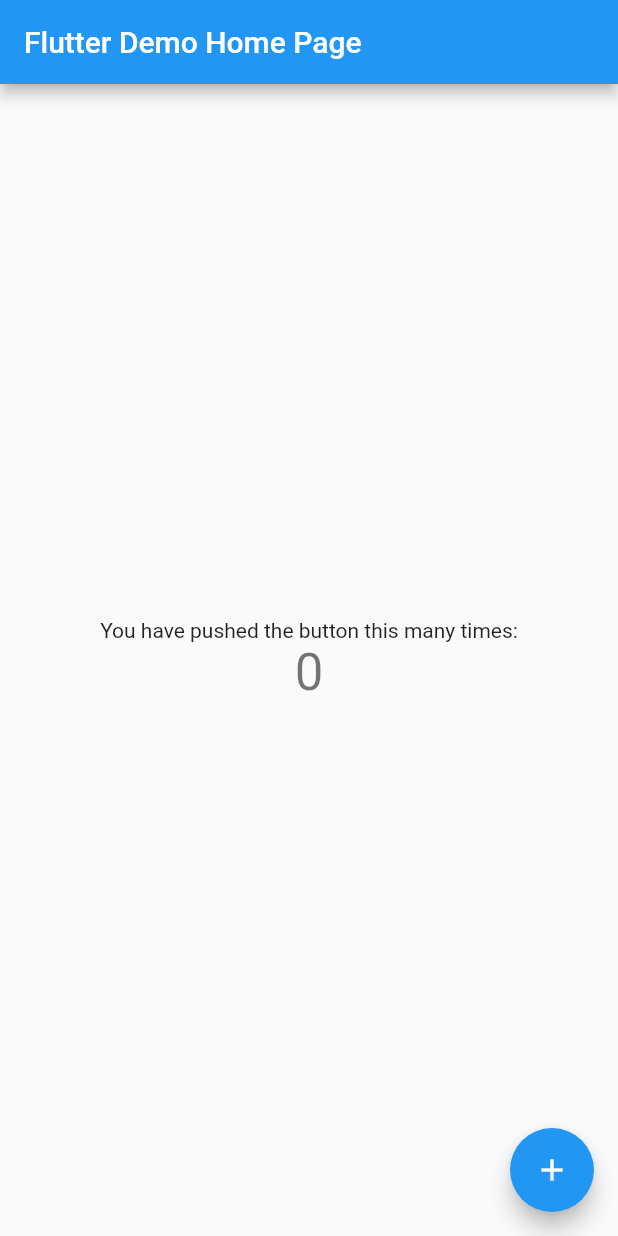
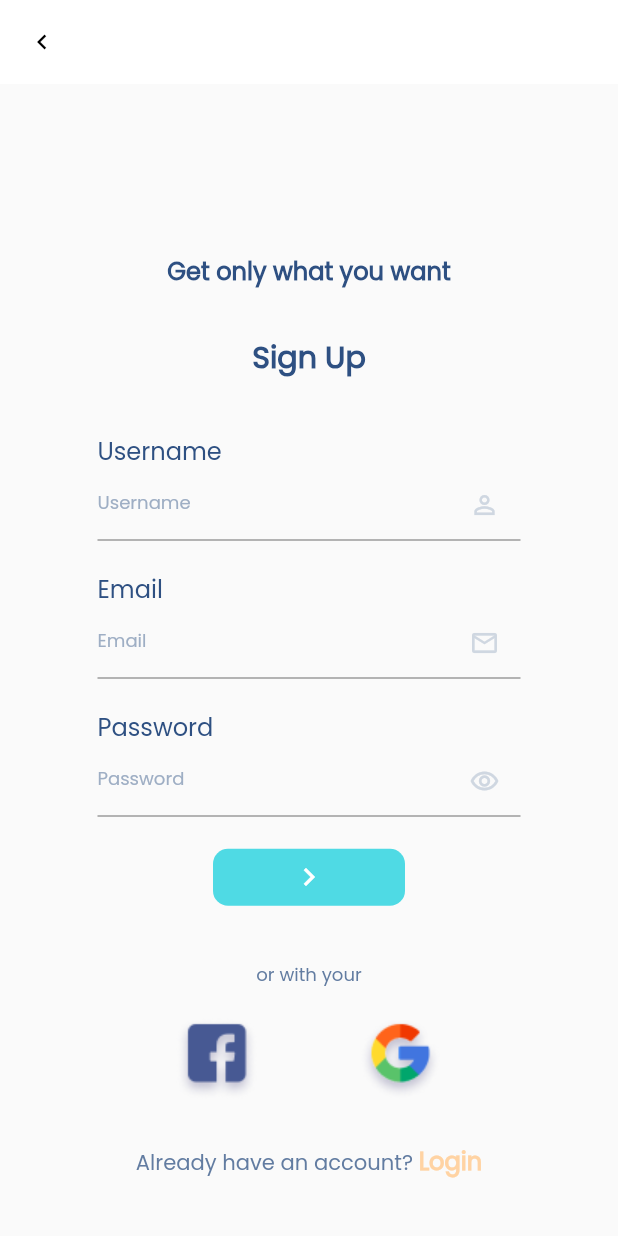
Before and after one commit to S-Sahanii0/news_app, a Flutter app: the screen it shows after launch, on a phone screen of 412 x 824 dp. Run offline on Flutter 3.47's test engine with Material 2 defaults, Android fonts, the light colour scheme and no system bars; our stand-ins replace flutter_form_builder, flutter_screenutil.

Commit message:
sign up ui and routing setup completed

```diff
--- /dev/null
+++ b/lib/components/app_form_field.dart
@@ -0,0 +1,60 @@
+import 'package:flutter/material.dart';
+import 'package:flutter_form_builder/flutter_form_builder.dart';
+import 'package:news_app/config/theme/theme.dart';
+
+class AppFormField extends StatelessWidget {
+  AppFormField(
+      {Key? key,
+      required this.fieldTitle,
+      required this.fieldName,
+      required this.hintText,
+      this.isObscure,
+      this.onTap,
+      required this.suffixIcon,
+      required this.textInputAction})
+      : super(key: key);
+
+  final String fieldTitle, fieldName, hintText;
+  final IconData suffixIcon;
+  final TextInputAction textInputAction;
+  bool? isObscure;
+  VoidCallback? onTap;
+
+  @override
+  Widget build(BuildContext context) {
+    return Padding(
+      padding: const EdgeInsets.symmetric(horizontal: 65, vertical: 10),
+      child: Column(
+        crossAxisAlignment: CrossAxisAlignment.start,
+        children: [
+          Text(
+            fieldTitle,
+            style: AppStyle.regularText16
+                .copyWith(color: AppColors.darkBlueShade1),
+          ),
+          FormBuilderTextField(
+            obscureText: isObscure ?? false,
+            name: fieldName,
+            textInputAction: textInputAction,
+            decoration: InputDecoration(
+                focusedBorder: UnderlineInputBorder(
+                    borderRadius: BorderRadius.circular(3),
+                    borderSide: const BorderSide(
+                        color: AppColors.greyShade2, width: 5.0)),
+                suffixIcon: GestureDetector(
+                  onTap: onTap ?? () {},
+                  child: Icon(
+                    suffixIcon,
+                    color: AppColors.greyShade3,
+                    size: 20,
+                  ),
+                ),
+                hintText: hintText,
+                hintStyle:
+                    AppStyle.lightText12.copyWith(color: AppColors.greyShade1)),
+          )
+        ],
+      ),
+    );
+  }
+}
--- /dev/null
+++ b/lib/components/buttons/form_button.dart
@@ -0,0 +1,28 @@
+import 'package:flutter/material.dart';
+import 'package:flutter_screenutil/flutter_screenutil.dart';
+import 'package:news_app/config/theme/theme.dart';
+
+class FormButton extends StatelessWidget {
+  const FormButton({Key? key, required this.onTap}) : super(key: key);
+
+  final VoidCallback onTap;
+
+  @override
+  Widget build(BuildContext context) {
+    return InkWell(
+      onTap: onTap,
+      child: DecoratedBox(
+          decoration: BoxDecoration(
+            color: AppColors.blueShade1,
+            borderRadius: BorderRadius.circular(10.r),
+          ),
+          child: const Padding(
+            padding: EdgeInsets.symmetric(horizontal: 52, vertical: 7),
+            child: Icon(
+              Icons.chevron_right_outlined,
+              color: AppColors.appWhite,
+            ),
+          )),
+    );
+  }
+}
--- /dev/null
+++ b/lib/config/app_router.dart
@@ -0,0 +1,20 @@
+import 'package:flutter/cupertino.dart';
+import 'package:flutter/material.dart';
+import 'package:news_app/features/auth/screens/sign_up_screen.dart';
+
+import 'theme/app_colors.dart';
+
+Route<dynamic> generateRoute(RouteSettings settings) {
+  switch (settings.name) {
+    case SignUpScreen.route:
+      return MaterialPageRoute(builder: (context) => const SignUpScreen());
+    default:
+      return CupertinoPageRoute<void>(
+        builder: (_) => const Center(
+          child: Text('No Route Found',
+              style: TextStyle(color: AppColors.appWhite)),
+        ),
+        settings: settings,
+      );
+  }
+}
--- a/lib/utils/shared/app_colors.dart
+++ b/lib/config/theme/app_colors.dart
@@ -2,6 +2,7 @@
 
 class AppColors {
   static const Color appWhite = Color(0xffFFFFFF);
+  static const Color appBlack = Color(0xff000000);
   static const Color warning = Color(0xffBE2623);
 
   //Blue Shades
--- /dev/null
+++ b/lib/config/theme/app_icons.dart
@@ -0,0 +1,6 @@
+import 'package:flutter/material.dart';
+
+class AppIcons {
+  static const google = AssetImage('assets/images/google.png');
+  static const facebook = AssetImage('assets/images/facebook.png');
+}
--- /dev/null
+++ b/lib/features/auth/screens/sign_up_screen.dart
@@ -0,0 +1,116 @@
+import 'package:flutter/material.dart';
+import 'package:flutter_form_builder/flutter_form_builder.dart';
+
+import 'package:flutter_screenutil/flutter_screenutil.dart';
+import 'package:news_app/components/app_form_field.dart';
+import 'package:news_app/components/buttons/form_button.dart';
+import 'package:news_app/config/theme/app_icons.dart';
+import 'package:news_app/config/theme/theme.dart';
+import 'package:news_app/features/auth/widgets/sign_up_form.dart';
+
+class SignUpScreen extends StatefulWidget {
+  const SignUpScreen({Key? key}) : super(key: key);
+
+  static const String route = '/kRouteLogin';
+
+  @override
+  _SignUpScreenState createState() => _SignUpScreenState();
+}
+
+class _SignUpScreenState extends State<SignUpScreen> {
+  bool isObscure = true;
+  @override
+  Widget build(BuildContext context) {
+    return Scaffold(
+      resizeToAvoidBottomInset: true,
+      appBar: AppBar(
+        elevation: 0,
+        backgroundColor: AppColors.appWhite,
+        leading: GestureDetector(
+          onTap: () {
+            Navigator.of(context).pop();
+          },
+          child: const Icon(
+            Icons.chevron_left_outlined,
+            color: AppColors.appBlack,
+            size: 20,
+          ),
+        ),
+      ),
+      body: SingleChildScrollView(
+        child: Column(
+          mainAxisSize: MainAxisSize.min,
+          children: [
+            SizedBox(
+              height: 100.h,
+            ),
+            Text("Get only what you want",
+                style: AppStyle.semiBoldText16
+                    .copyWith(color: AppColors.darkBlueShade1)),
+            SizedBox(
+              height: 5.h,
+            ),
+            Padding(
+              padding: const EdgeInsets.symmetric(vertical: 25),
+              child: Text(
+                "Sign Up",
+                style: AppStyle.boldText20
+                    .copyWith(color: AppColors.darkBlueShade1),
+              ),
+            ),
+            SignUpForm(),
+            SizedBox(
+              height: 10.h,
+            ),
+            FormButton(
+              onTap: () {},
+            ),
+            SizedBox(
+              height: 15.h,
+            ),
+            Padding(
+              padding: const EdgeInsets.symmetric(vertical: 20),
+              child: Text("or with your",
+                  style: AppStyle.regularText12
+                      .copyWith(color: AppColors.darkBlueShade2)),
+            ),
+            Padding(
+              padding: const EdgeInsets.symmetric(horizontal: 50),
+              child: Row(
+                mainAxisAlignment: MainAxisAlignment.spaceEvenly,
+                children: const [
+                  Image(
+                    image: AppIcons.facebook,
+                  ),
+                  Image(
+                    image: AppIcons.google,
+                  ),
+                ],
+              ),
+            ),
+            SizedBox(
+              height: 25.h,
+            ),
+            RichText(
+              text: TextSpan(
+                text: "Already have an account? ",
+                style: AppStyle.regularText14
+                    .copyWith(color: AppColors.darkBlueShade2),
+                children: [
+                  TextSpan(
+                    text: "Login",
+                    style: AppStyle.boldText16
+                        .copyWith(color: AppColors.yellowShade2),
+                  ),
+                ],
+              ),
+            ),
+            SizedBox(
+              height: 50.h,
+            )
+          ],
+        ),
+      ),
+    );
+  }
+}
--- /dev/null
+++ b/lib/features/auth/widgets/sign_up_form.dart
@@ -0,0 +1,47 @@
+import 'package:flutter/material.dart';
+import 'package:news_app/components/app_form_field.dart';
+
+class SignUpForm extends StatefulWidget {
+  SignUpForm({Key? key}) : super(key: key);
+
+  @override
+  _SignUpFormState createState() => _SignUpFormState();
+}
+
+class _SignUpFormState extends State<SignUpForm> {
+  bool isObscure = true;
+  @override
+  Widget build(BuildContext context) {
+    return Column(
+      children: [
+        AppFormField(
+          fieldTitle: "Username",
+          fieldName: "username",
+          hintText: "Username",
+          suffixIcon: Icons.person_outline_outlined,
+          textInputAction: TextInputAction.next,
+        ),
+        AppFormField(
+          fieldTitle: "Email",
+          fieldName: "email",
+          hintText: "Email",
+          suffixIcon: Icons.mail_outline_outlined,
+          textInputAction: TextInputAction.next,
+        ),
+        AppFormField(
+          isObscure: isObscure,
+          fieldTitle: "Password",
+          fieldName: "password",
+          hintText: "Password",
+          onTap: () {
+            setState(() {
+              isObscure = !isObscure;
+            });
+          },
+          suffixIcon: Icons.remove_red_eye_outlined,
+          textInputAction: TextInputAction.done,
+        )
+      ],
+    );
+  }
+}
--- a/lib/main.dart
+++ b/lib/main.dart
@@ -1,4 +1,7 @@
 import 'package:flutter/material.dart';
+import 'package:flutter_screenutil/flutter_screenutil.dart';
+import 'package:news_app/config/app_router.dart' as router;
+import 'package:news_app/features/auth/screens/sign_up_screen.dart';
 
 void main() {
   runApp(const MyApp());
@@ -10,106 +13,16 @@
   // This widget is the root of your application.
   @override
   Widget build(BuildContext context) {
-    return MaterialApp(
-      title: 'Flutter Demo',
-      theme: ThemeData(
-        // This is the theme of your application.
-        //
-        // Try running your application with "flutter run". You'll see the
-        // application has a blue toolbar. Then, without quitting the app, try
-        // changing the primarySwatch below to Colors.green and then invoke
-        // "hot reload" (press "r" in the console where you ran "flutter run",
-        // or simply save your changes to "hot reload" in a Flutter IDE).
-        // Notice that the counter didn't reset back to zero; the application
-        // is not restarted.
-        primarySwatch: Colors.blue,
+    return ScreenUtilInit(
+      designSize: const Size(410, 730),
+      builder: () => MaterialApp(
+        title: 'Flutter Demo',
+        initialRoute: SignUpScreen.route,
+        onGenerateRoute: router.generateRoute,
+        theme: ThemeData(
+          primarySwatch: Colors.blue,
+        ),
       ),
-      home: const MyHomePage(title: 'Flutter Demo Home Page'),
     );
   }
 }
-
-class MyHomePage extends StatefulWidget {
-  const MyHomePage({Key? key, required this.title}) : super(key: key);
-
-  // This widget is the home page of your application. It is stateful, meaning
-  // that it has a State object (defined below) that contains fields that affect
-  // how it looks.
-
-  // This class is the configuration for the state. It holds the values (in this
-  // case the title) provided by the parent (in this case the App widget) and
-  // used by the build method of the State. Fields in a Widget subclass are
-  // always marked "final".
-
-  final String title;
-
-  @override
-  State<MyHomePage> createState() => _MyHomePageState();
-}
-
-class _MyHomePageState extends State<MyHomePage> {
-  int _counter = 0;
-
-  void _incrementCounter() {
-    setState(() {
-      // This call to setState tells the Flutter framework that something has
-      // changed in this State, which causes it to rerun the build method below
-      // so that the display can reflect the updated values. If we changed
-      // _counter without calling setState(), then the build method would not be
-      // called again, and so nothing would appear to happen.
-      _counter++;
-    });
-  }
-
-  @override
-  Widget build(BuildContext context) {
-    // This method is rerun every time setState is called, for instance as done
-    // by the _incrementCounter method above.
-    //
-    // The Flutter framework has been optimized to make rerunning build methods
-    // fast, so that you can just rebuild anything that needs updating rather
-    // than having to individually change instances of widgets.
-    return Scaffold(
-      appBar: AppBar(
-        // Here we take the value from the MyHomePage object that was created by
-        // the App.build method, and use it to set our appbar title.
-        title: Text(widget.title),
-      ),
-      body: Center(
-        // Center is a layout widget. It takes a single child and positions it
-        // in the middle of the parent.
-        child: Column(
-          // Column is also a layout widget. It takes a list of children and
-          // arranges them vertically. By default, it sizes itself to fit its
-          // children horizontally, and tries to be as tall as its parent.
-          //
-          // Invoke "debug painting" (press "p" in the console, choose the
-          // "Toggle Debug Paint" action from the Flutter Inspector in Android
-          // Studio, or the "Toggle Debug Paint" command in Visual Studio Code)
-          // to see the wireframe for each widget.
-          //
-          // Column has various properties to control how it sizes itself and
-          // how it positions its children. Here we use mainAxisAlignment to
-          // center the children vertically; the main axis here is the vertical
-          // axis because Columns are vertical (the cross axis would be
-          // horizontal).
-          mainAxisAlignment: MainAxisAlignment.center,
-          children: <Widget>[
-            const Text(
-              'You have pushed the button this many times:',
-            ),
-            Text(
-              '$_counter',
-              style: Theme.of(context).textTheme.headline4,
-            ),
-          ],
-        ),
-      ),
-      floatingActionButton: FloatingActionButton(
-        onPressed: _incrementCounter,
-        tooltip: 'Increment',
-        child: const Icon(Icons.add),
-      ), // This trailing comma makes auto-formatting nicer for build methods.
-    );
-  }
-}
```
Also changed, not shown: pubspec.yaml (+9 -7 lines), assets/images/facebook.png (added), assets/images/google.png (added), lib/config/theme/app_styles.dart (renamed from lib/utils/shared/app_styles.dart), lib/config/theme/theme.dart (renamed from lib/utils/shared/shared.dart), pubspec.lock.
